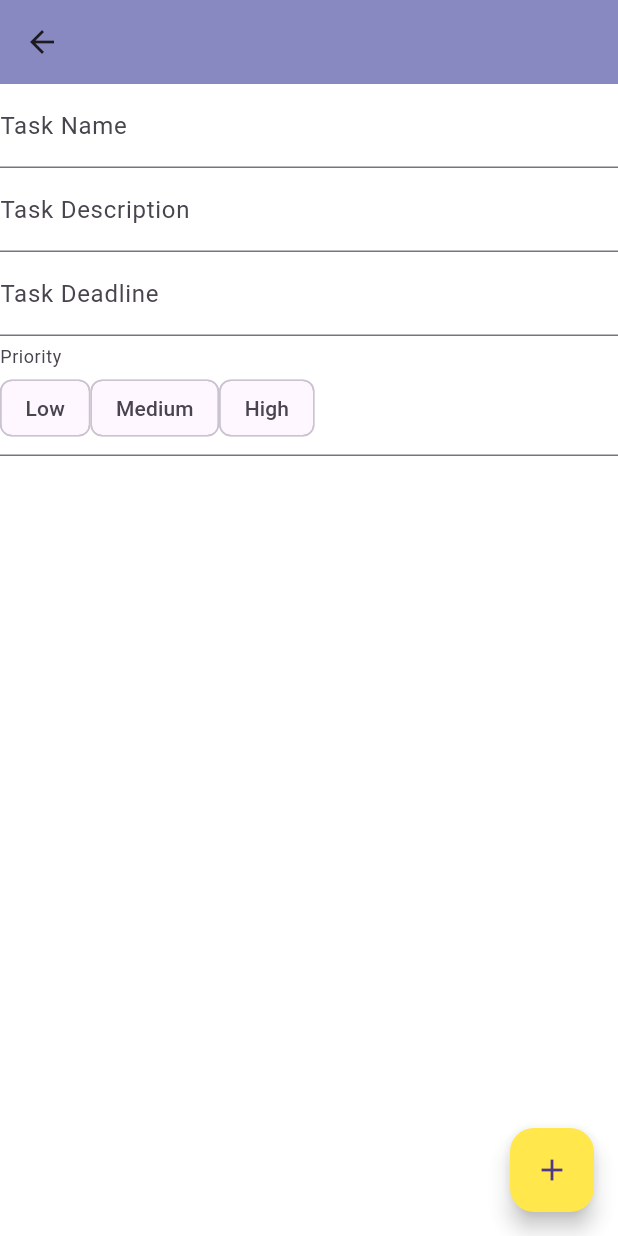
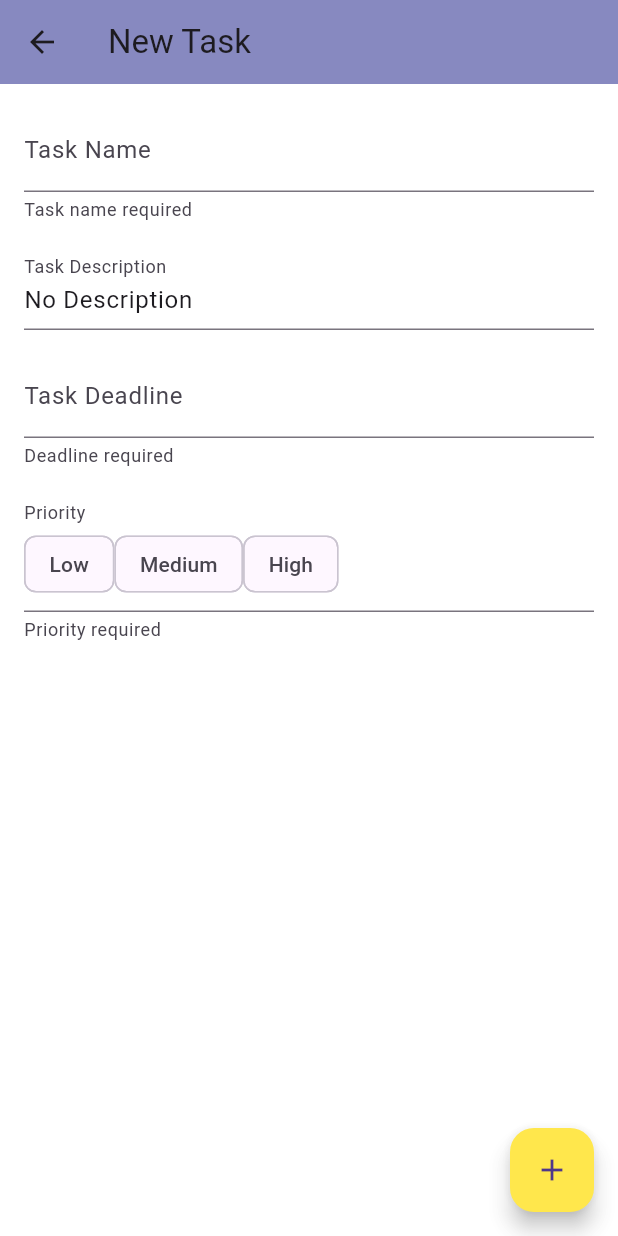
Before and after one commit to dom1k11/to-do-app-hive, a Flutter app: the screen it shows after launch, after a tap on the "add" icon, on a phone screen of 412 x 824 dp. Run offline on Flutter 3.47's test engine with Material 3 defaults, Android fonts, the phone set to English and light mode, and no system bars; our stand-ins replace flutter_form_builder, hive, hive_flutter; accounts and stored records are empty.

Commit message:
new task validation added

```diff
--- a/lib/main.dart
+++ b/lib/main.dart
@@ -50,7 +50,7 @@ class MyApp extends StatelessWidget {
       // home: newTaskScreen(),
       routes: {
         '/': (context) => HomePage(),
-        '/tasks_screen': (context) => newTaskScreen(),
+        '/tasks_screen': (context) => NewTaskScreen(),
         '/edit_screen': (context) {
           final task = ModalRoute.of(context)?.settings.arguments as Task; // Получаем объект Task
           return EditTaskScreen(task: task); // Передаем его в EditTaskScreen
--- a/lib/screens/new_task_screen.dart
+++ b/lib/screens/new_task_screen.dart
@@ -4,39 +4,47 @@ import 'package:intl/intl.dart';
 import 'package:to_do_app_hive/contollers/form_controllers.dart';
 import 'package:to_do_app_hive/task_service.dart';
 
-class newTaskScreen extends StatefulWidget {
-  const newTaskScreen({super.key});
+class NewTaskScreen extends StatefulWidget {
+  const NewTaskScreen({super.key});
 
   @override
-  State<newTaskScreen> createState() => _newTaskScreenState();
+  State<NewTaskScreen> createState() => _NewTaskScreenState();
+
 }
 
-
-
-class _newTaskScreenState extends State<newTaskScreen> {
+class _NewTaskScreenState extends State<NewTaskScreen> {
+  final _formKey = GlobalKey<FormState>();
   @override
   void initState() {
-    super.initState();
-    // taskNameController = TextEditingController(text: "New");
-    // taskDescriptionController = TextEditingController(text: "Task");
-    // taskPriorityController.text = 'Medium'; // Значение по умолчанию
 
+    taskDescriptionController.text = "No Description";
   }
 
   @override
   Widget build(BuildContext context) {
     return Scaffold(
-      appBar: AppBar(),
-      body: Column(
+      appBar: AppBar(title: Text("New Task")),
+      body: SingleChildScrollView(
+        padding: const EdgeInsets.all(16.0),
+        child: Form(
+          key: _formKey,
+          child: Column(
             children: [
               FormBuilderTextField(
                 controller: taskNameController,
                 name: 'Task Name',
                 decoration: InputDecoration(
+                  helperText: "Task name required",
                   label: Text("Task Name"),
                 ),
-
+                validator: (value) {
+                  if (value == null || value.isEmpty) {
+                    return "Please enter a task name";
+                  }
+                  return null;
+                },
               ),
+              const SizedBox(height: 16),
               FormBuilderTextField(
                 controller: taskDescriptionController,
                 name: 'Task Description',
@@ -44,6 +52,7 @@ class _newTaskScreenState extends State<newTaskScreen> {
                   label: Text("Task Description"),
                 ),
               ),
+              const SizedBox(height: 16),
               FormBuilderDateTimePicker(
                 controller: taskDeadlineController,
                 name: 'taskDeadline',
@@ -53,36 +62,57 @@ class _newTaskScreenState extends State<newTaskScreen> {
                 inputType: InputType.date,
                 decoration: InputDecoration(
                   label: Text("Task Deadline"),
+                  helperText: "Deadline required",
                 ),
+                validator: (value) {
+                  if (value == null) {
+                    return "Please select a deadline";
+                  }
+                  return null;
+                },
               ),
+              const SizedBox(height: 16),
               FormBuilderChoiceChip(
                 name: 'priority',
-            decoration: InputDecoration(labelText: 'Priority'),
+                decoration: InputDecoration(labelText: 'Priority', helperText: "Priority required",),
                 options: [
                   FormBuilderChipOption(value: 'Low', child: Text('Low')),
                   FormBuilderChipOption(value: 'Medium', child: Text('Medium')),
                   FormBuilderChipOption(value: 'High', child: Text('High')),
                 ],
-            // initialValue: "Medium",
                 onChanged: (value) {
                   taskPriorityController.text = value.toString();
-              print("Selected priority: $taskPriorityController");
+                },
+                validator: (value) {
+                  if (value == null) {
+                    return "Please select a priority";
+                  }
+                  return null;
                 },
               ),
             ],
           ),
+        ),
+      ),
       floatingActionButton: FloatingActionButton(
         onPressed: () {
-          final dateFormat = DateFormat("MM/dd/yyyy"); // Указываем формат
+          if (_formKey.currentState?.validate() ?? false) {
+            // Если форма валидна, выполняем действие
+            final dateFormat = DateFormat("MM/dd/yyyy");
             final taskDeadline = dateFormat.parse(taskDeadlineController.text);
-          // Передаем данные из контроллеров в функцию addTask
+
             addTask(
               taskNameController.text,
               taskDescriptionController.text,
-            taskDeadline, // Преобразуем строку в DateTime
+              taskDeadline,
               taskPriorityController.text,
             );
+
             Navigator.pop(context);
+          } else {
+            // Если форма невалидна
+            print("Form is not valid. Please fill in all fields.");
+          }
         },
         child: Icon(Icons.add),
       ),
```
Lines whose indentation alone changed are shown as unchanged.
